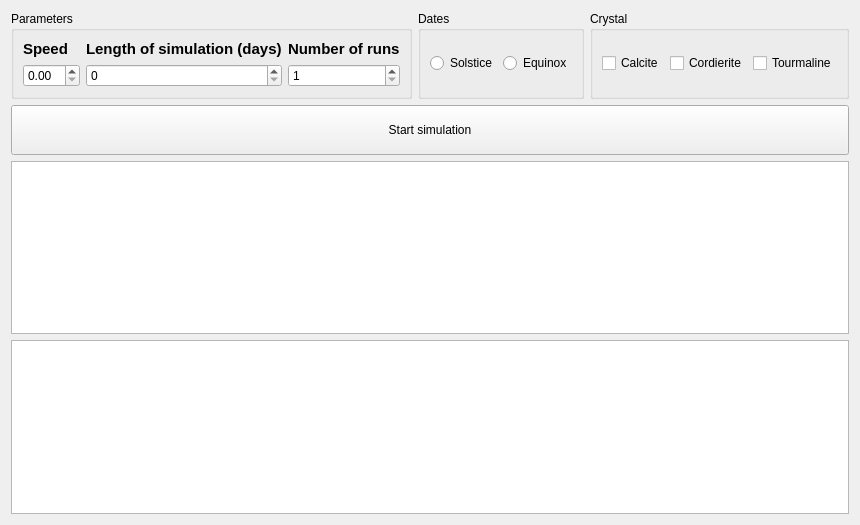
Old version of the form sailingform.ui in the repository szazdenes/SailingSimulation.
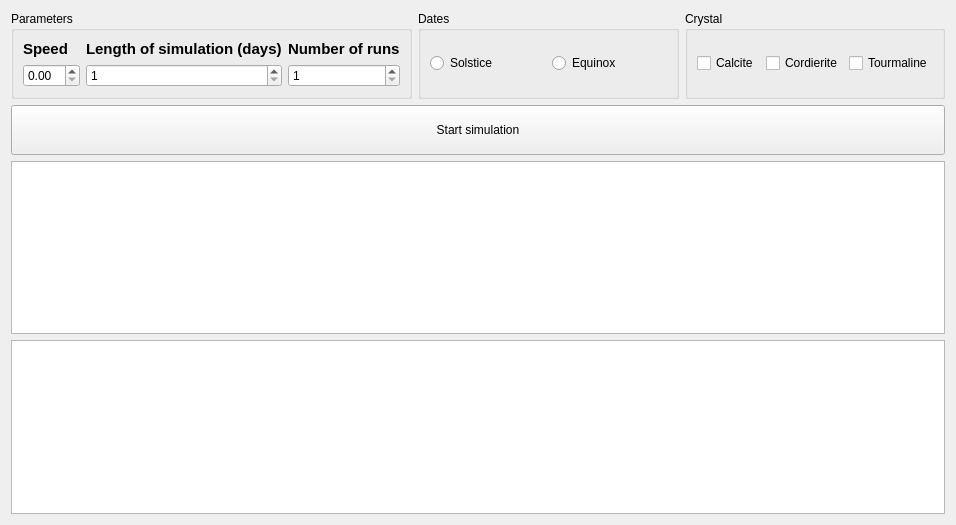
New version of the form.

What changed in the file:
```diff
--- a/sailingform.ui
+++ b/sailingform.ui
@@ -6,7 +6,7 @@
    <rect>
     <x>0</x>
     <y>0</y>
-    <width>670</width>
+    <width>956</width>
     <height>525</height>
    </rect>
   </property>
@@ -68,6 +68,9 @@
         <property name="accelerated">
          <bool>true</bool>
         </property>
+        <property name="minimum">
+         <number>1</number>
+        </property>
        </widget>
       </item>
       <item row="0" column="0">
```
